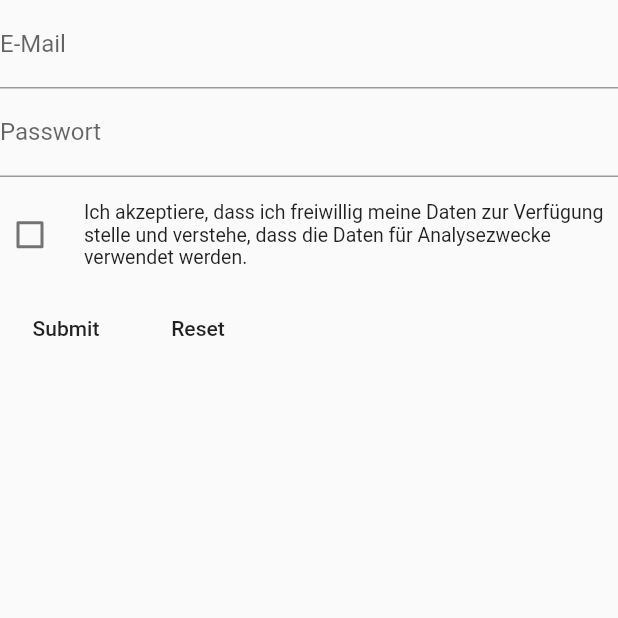
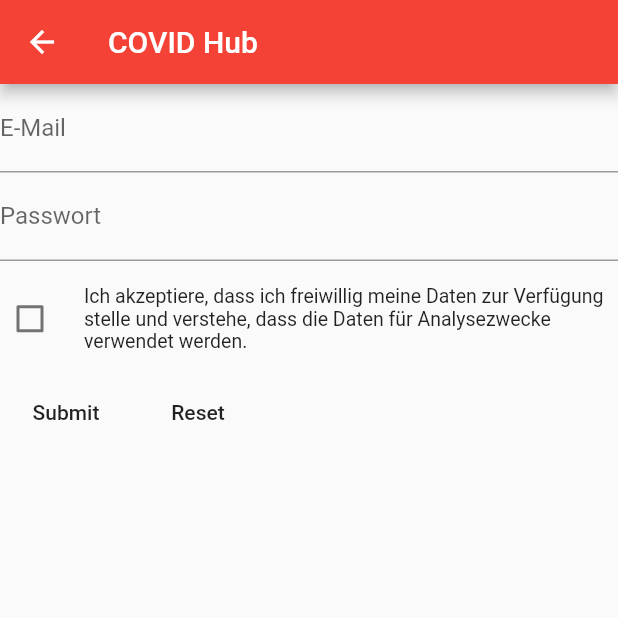
Before and after one commit to Stromij/covid-app, a Flutter app: the RegistrationPage screen opened directly, on a phone screen of 412 x 824 dp, the top half of it. Run offline on Flutter 3.47's test engine with Material 2 defaults, Android fonts, the phone set to English and light mode, and no system bars; drawn by our look-alikes of flutter_form_builder; our stand-ins replace dio; missing offline and left inert: alice; statements that could not run were skipped.

Commit message:
Began form

```diff
--- a/lib/registration/registration_page.dart
+++ b/lib/registration/registration_page.dart
@@ -24,12 +24,16 @@ class _RegistrationPageState extends State<RegistrationPage>
   }
 
   @override
-  Widget build(BuildContext context) => Column(
+  Widget build(BuildContext context) => Scaffold(
+    appBar: AppBar(
+      title: Text('COVID Hub'),
+    ),
+    body: SingleChildScrollView(
+      child: Column(
             children: <Widget>[
               FormBuilder(
                 key: _fbKey,
                 initialValue: {
-              'date': DateTime.now(),
                   'accept_terms': false,
                 },
                 autovalidate: true,
@@ -37,6 +41,7 @@ class _RegistrationPageState extends State<RegistrationPage>
                   children: <Widget>[
                     FormBuilderTextField(
                       attribute: 'email',
+                      maxLines: 1,
                       decoration: InputDecoration(labelText: 'E-Mail'),
                       validators: [
                         FormBuilderValidators.email(),
@@ -46,6 +51,7 @@ class _RegistrationPageState extends State<RegistrationPage>
                     FormBuilderTextField(
                       attribute: 'password',
                       obscureText: true,
+                      maxLines: 1,
                       decoration: InputDecoration(labelText: 'Passwort'),
                       validators: [
                         FormBuilderValidators.maxLength(50),
@@ -86,5 +92,7 @@ class _RegistrationPageState extends State<RegistrationPage>
                 ],
               )
             ],
+          ),
+    ),
   );
 }
```
Lines whose indentation alone changed are shown as unchanged.
